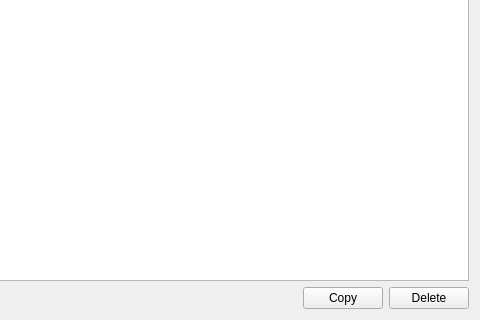
Above: src/gui/issueswidget.ui from MrRobot1/client before the change; both pictures show x 100 to 580 and y 258 to 578 of the 580 by 578 pixel window. Below: the same form after it.
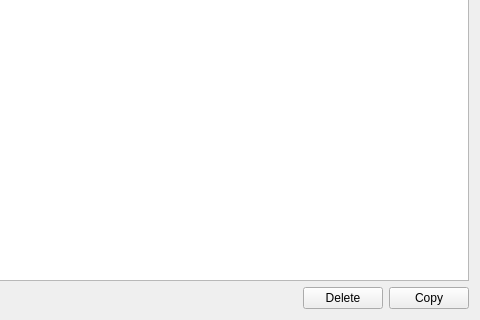
That is the form after the change.

Commit message: Delete button now correctly removes file from the file source

The edit to the form file:
```diff
--- a/src/gui/issueswidget.ui
+++ b/src/gui/issueswidget.ui
@@ -139,16 +139,6 @@
        </property>
       </spacer>
      </item>
-     <item>
-      <widget class="QPushButton" name="copyIssuesButton">
-       <property name="toolTip">
-        <string>Copy the issues list to the clipboard.</string>
-       </property>
-       <property name="text">
-        <string>Copy</string>
-       </property>
-      </widget>
-     </item>
      <item>
       <widget class="QPushButton" name="deleteIssuesButton">
        <property name="toolTip">
@@ -159,6 +149,16 @@
        </property>
       </widget>
      </item>
+     <item>
+      <widget class="QPushButton" name="copyIssuesButton">
+       <property name="toolTip">
+        <string>Copy the issues list to the clipboard.</string>
+       </property>
+       <property name="text">
+        <string>Copy</string>
+       </property>
+      </widget>
+     </item>
     </layout>
    </item>
   </layout>
```
The commit also changes 1 other file.
